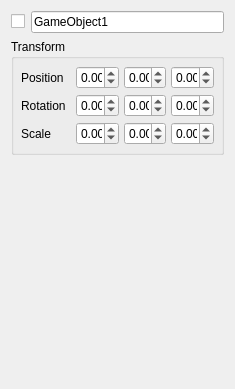
Qt form src/editor/parameterswidget.ui (frame-r/RenderMaster) before a commit.
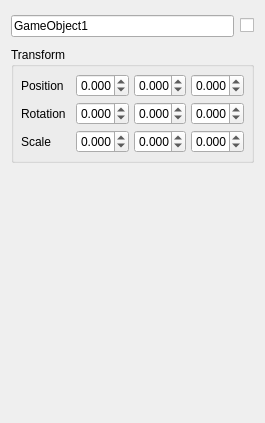
The same form after that commit. Custom widgets are drawn as their Qt base class.

Commit message: ui checkbox, material scrolbar expanding

What changed in the file:
```diff
--- a/src/editor/parameterswidget.ui
+++ b/src/editor/parameterswidget.ui
@@ -6,8 +6,8 @@
    <rect>
     <x>0</x>
     <y>0</y>
-    <width>235</width>
-    <height>389</height>
+    <width>265</width>
+    <height>423</height>
    </rect>
   </property>
   <property name="sizePolicy">
@@ -21,16 +21,46 @@
   </property>
   <layout class="QVBoxLayout" name="verticalLayout">
    <item>
+    <widget class="QWidget" name="widget" native="true">
+     <property name="sizePolicy">
+      <sizepolicy hsizetype="Expanding" vsizetype="Maximum">
+       <horstretch>0</horstretch>
+       <verstretch>0</verstretch>
+      </sizepolicy>
+     </property>
+     <property name="minimumSize">
+      <size>
+       <width>0</width>
+       <height>30</height>
+      </size>
+     </property>
+     <property name="maximumSize">
+      <size>
+       <width>16777215</width>
+       <height>30</height>
+      </size>
+     </property>
     <layout class="QHBoxLayout" name="horizontalLayout_4">
-     <item>
-      <widget class="QCheckBox" name="enabled_cb">
-       <property name="text">
-        <string/>
-       </property>
-      </widget>
-     </item>
+      <property name="leftMargin">
+       <number>0</number>
+      </property>
+      <property name="topMargin">
+       <number>0</number>
+      </property>
+      <property name="rightMargin">
+       <number>0</number>
+      </property>
+      <property name="bottomMargin">
+       <number>0</number>
+      </property>
      <item>
       <widget class="MyLineEdit" name="lineEdit">
+        <property name="sizePolicy">
+         <sizepolicy hsizetype="Expanding" vsizetype="Fixed">
+          <horstretch>0</horstretch>
+          <verstretch>0</verstretch>
+         </sizepolicy>
+        </property>
        <property name="text">
         <string>GameObject1</string>
        </property>
@@ -45,7 +75,15 @@
        </property>
       </widget>
      </item>
-    </layout>
+      <item>
+       <widget class="QCheckBox" name="enabled_cb">
+        <property name="text">
+         <string/>
+        </property>
+       </widget>
+      </item>
+     </layout>
+    </widget>
    </item>
    <item>
     <widget class="QGroupBox" name="groupBox">
@@ -53,7 +91,7 @@
       <bool>true</bool>
      </property>
      <property name="sizePolicy">
-      <sizepolicy hsizetype="Expanding" vsizetype="Minimum">
+      <sizepolicy hsizetype="Expanding" vsizetype="Maximum">
        <horstretch>0</horstretch>
        <verstretch>0</verstretch>
       </sizepolicy>
@@ -414,11 +452,11 @@
       <enum>Qt::Vertical</enum>
      </property>
      <property name="sizeType">
-      <enum>QSizePolicy::Expanding</enum>
+      <enum>QSizePolicy::MinimumExpanding</enum>
      </property>
      <property name="sizeHint" stdset="0">
       <size>
-       <width>0</width>
+       <width>20</width>
        <height>0</height>
       </size>
      </property>
```
Lines whose indentation alone changed are shown as unchanged. The commit also changes 4 other files.
